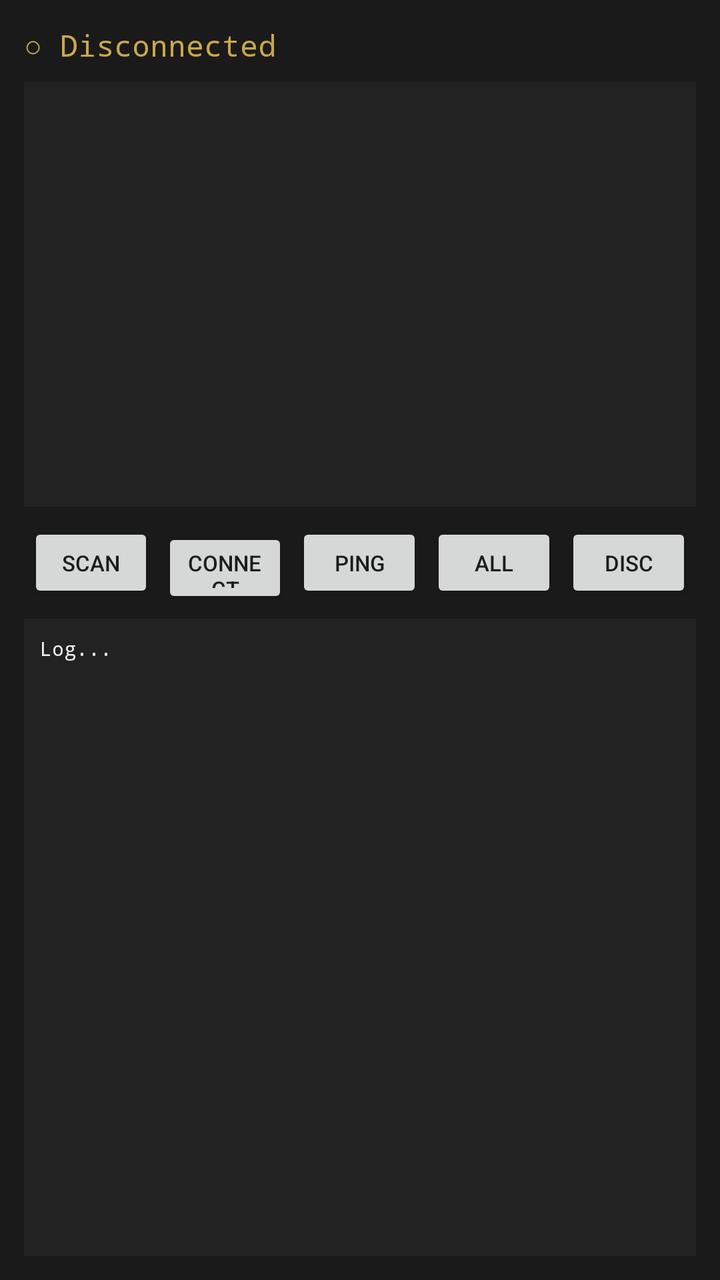
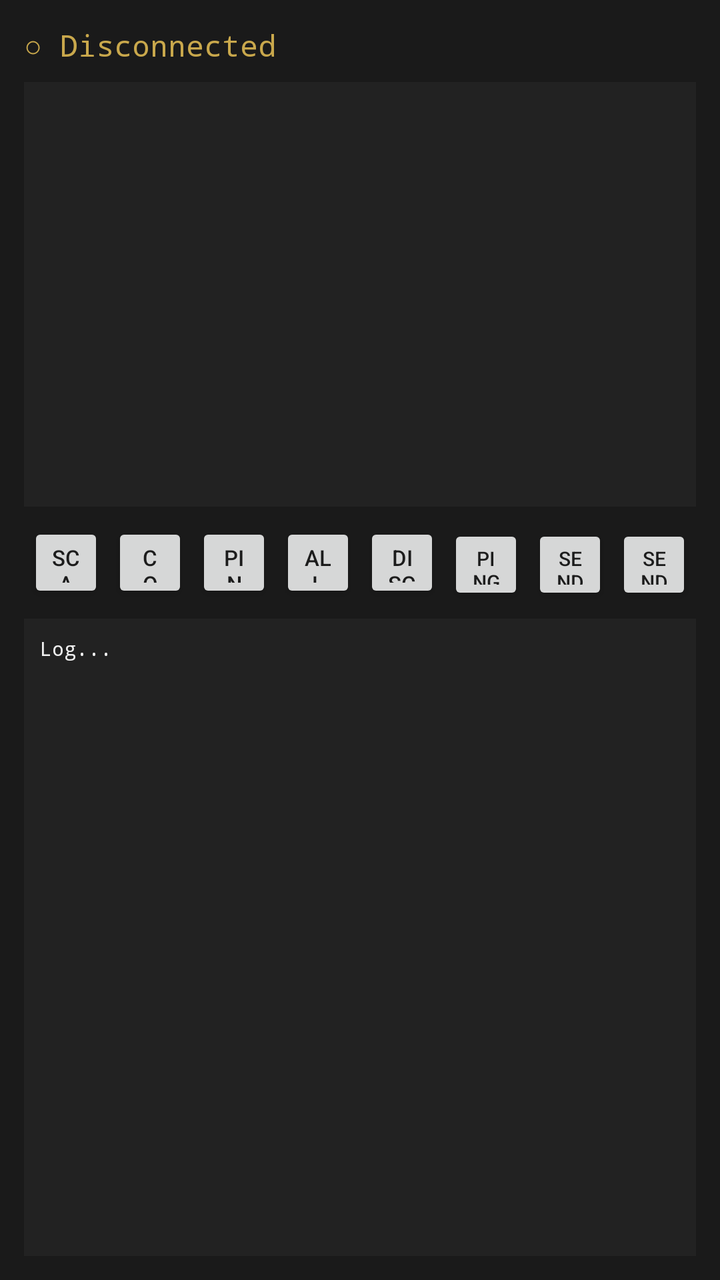

The first picture is an Android layout as it rendered before a commit; the second is the same layout after the commit. The layout source and the unified diff follow.
<!-- AndroidManifest.xml: application theme Theme.LoRemote -->
<!-- res/layout/activity_main.xml -->
<?xml version="1.0" encoding="utf-8"?>
<LinearLayout xmlns:android="http://schemas.android.com/apk/res/android"
    android:layout_width="match_parent"
    android:layout_height="match_parent"
    android:orientation="vertical"
    android:padding="12dp"
    android:background="#1a1a1a">

    <TextView
        android:id="@+id/tvStatus"
        android:layout_width="match_parent"
        android:layout_height="wrap_content"
        android:text="○ Disconnected"
        android:textColor="#c9a84c"
        android:textSize="15sp"
        android:fontFamily="monospace"
        android:paddingBottom="8dp"/>

    
    <ListView
        android:id="@+id/lvDevices"
        android:layout_width="match_parent"
        android:layout_height="0dp"
        android:layout_weight="2"
        android:background="#222222"
        android:divider="#333333"
        android:dividerHeight="1dp"/>

    
    <LinearLayout
        android:layout_width="match_parent"
        android:layout_height="wrap_content"
        android:orientation="horizontal"
        android:paddingTop="6dp"
        android:paddingBottom="6dp">

        <Button android:id="@+id/btnScan"
            android:layout_width="0dp" android:layout_height="40dp" android:layout_weight="1"
            android:text="SCAN" android:textSize="11sp" android:layout_margin="2dp"/>
        <Button android:id="@+id/btnConnect"
            android:layout_width="0dp" android:layout_height="40dp" android:layout_weight="1"
            android:text="CONNECT" android:textSize="11sp" android:layout_margin="2dp"/>
        <Button android:id="@+id/btnPing"
            android:layout_width="0dp" android:layout_height="40dp" android:layout_weight="1"
            android:text="PING" android:textSize="11sp" android:layout_margin="2dp"/>
        <Button android:id="@+id/btnAll"
            android:layout_width="0dp" android:layout_height="40dp" android:layout_weight="1"
            android:text="ALL" android:textSize="11sp" android:layout_margin="2dp"/>
        <Button android:id="@+id/btnDisc"
            android:layout_width="0dp" android:layout_height="40dp" android:layout_weight="1"
            android:text="DISC" android:textSize="11sp" android:layout_margin="2dp"/>
    </LinearLayout>

    
    <ScrollView
        android:id="@+id/scrollLog"
        android:layout_width="match_parent"
        android:layout_height="0dp"
        android:layout_weight="3"
        android:background="#222222">

        <TextView
            android:id="@+id/tvLog"
            android:layout_width="match_parent"
            android:layout_height="wrap_content"
            android:text="Log...\n"
            android:textColor="#f0f0f0"
            android:textSize="10sp"
            android:fontFamily="monospace"
            android:padding="8dp"/>
    </ScrollView>
</LinearLayout>
<!-- resources referenced by this layout -->
<resources>
  <style name="Theme.LoRemote" parent="Theme.MaterialComponents.DayNight.DarkActionBar">
          <item name="colorPrimary">#c9a84c</item>
          <item name="colorPrimaryVariant">#9a7a30</item>
          <item name="colorOnPrimary">#1a1a1a</item>
      </style>
</resources>

<!-- the commit's change to res/layout/activity_main.xml (unified diff, before → after) -->
@@ -49,6 +49,15 @@
         <Button android:id="@+id/btnDisc"
             android:layout_width="0dp" android:layout_height="40dp" android:layout_weight="1"
             android:text="DISC" android:textSize="11sp" android:layout_margin="2dp"/>
+        <Button android:id="@+id/btnPingBroadcast"
+            android:layout_width="0dp" android:layout_height="40dp" android:layout_weight="1"
+            android:text="PING→" android:textSize="10sp" android:layout_margin="2dp"/>
+        <Button android:id="@+id/btnSendTest"
+            android:layout_width="0dp" android:layout_height="40dp" android:layout_weight="1"
+            android:text="SEND TEST" android:textSize="10sp" android:layout_margin="2dp"/>
+        <Button android:id="@+id/btnSendText"
+            android:layout_width="0dp" android:layout_height="40dp" android:layout_weight="1"
+            android:text="SEND TEXT" android:textSize="10sp" android:layout_margin="2dp"/>
     </LinearLayout>
 
     
